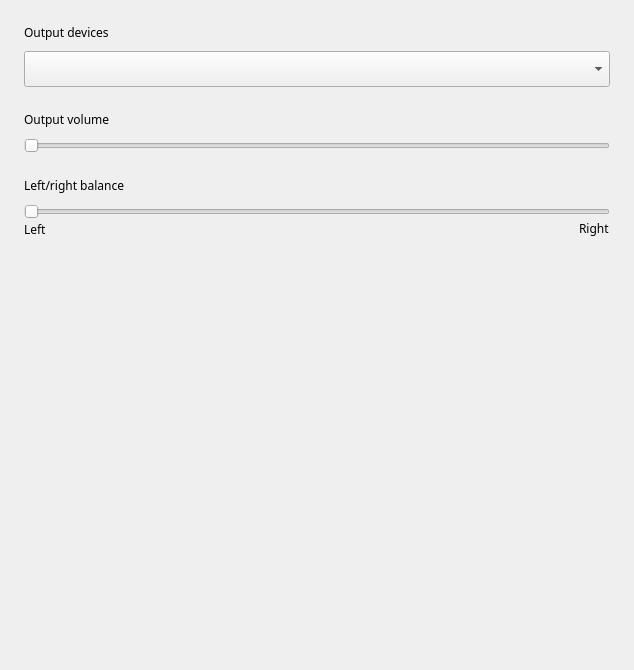
Above: plugins/audio/src/plugin/output-page.ui from openeuler-mirror/kiran-control-panel before the change. Below: the same form after it.
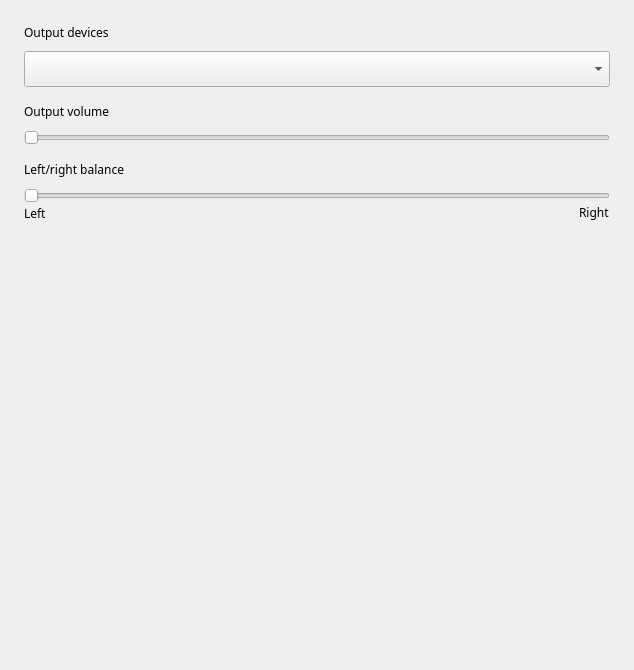
That is the form after the change. Custom widgets are drawn as their Qt base class.

Commit message:
fix(audio,mouse): update audio,mouse layout margin
- 更新控制面板媒体插件以及鼠标布局间隙

The edit to the form file:
```diff
--- a/plugins/audio/src/plugin/output-page.ui
+++ b/plugins/audio/src/plugin/output-page.ui
@@ -90,7 +90,7 @@
       <number>0</number>
      </property>
      <property name="topMargin">
-      <number>24</number>
+      <number>16</number>
      </property>
      <item>
       <widget class="QLabel" name="label_2">
@@ -182,7 +182,7 @@
       <number>0</number>
      </property>
      <property name="topMargin">
-      <number>24</number>
+      <number>16</number>
      </property>
      <item>
       <widget class="QLabel" name="label_5">
```
The commit also changes 6 other files.
